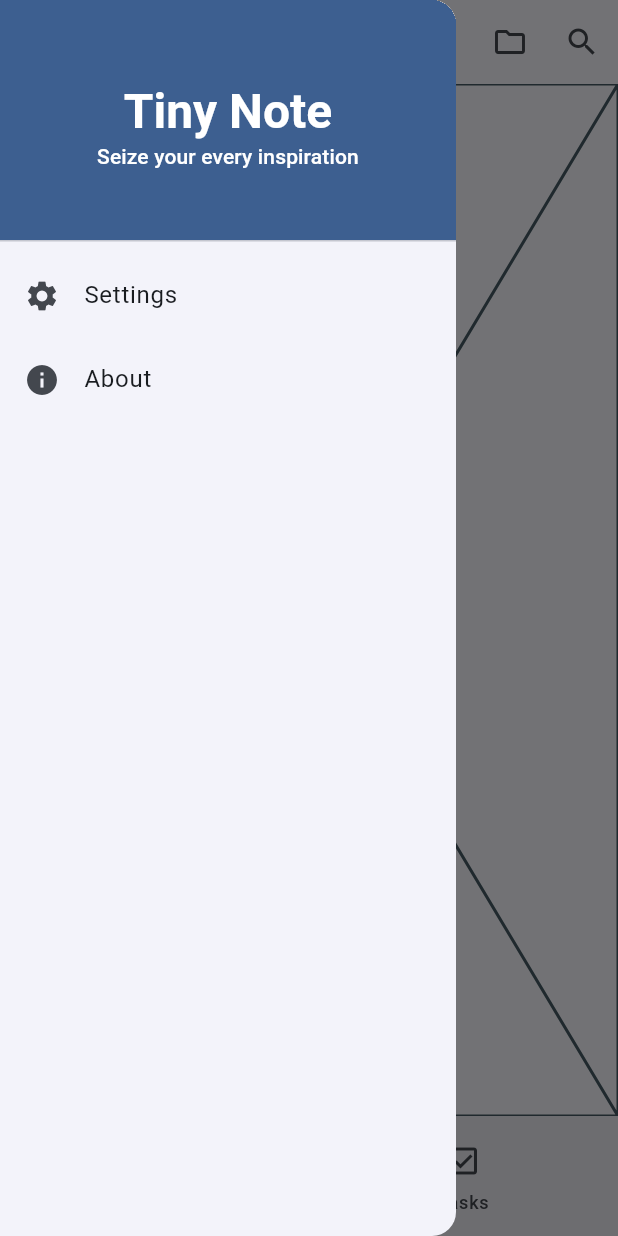
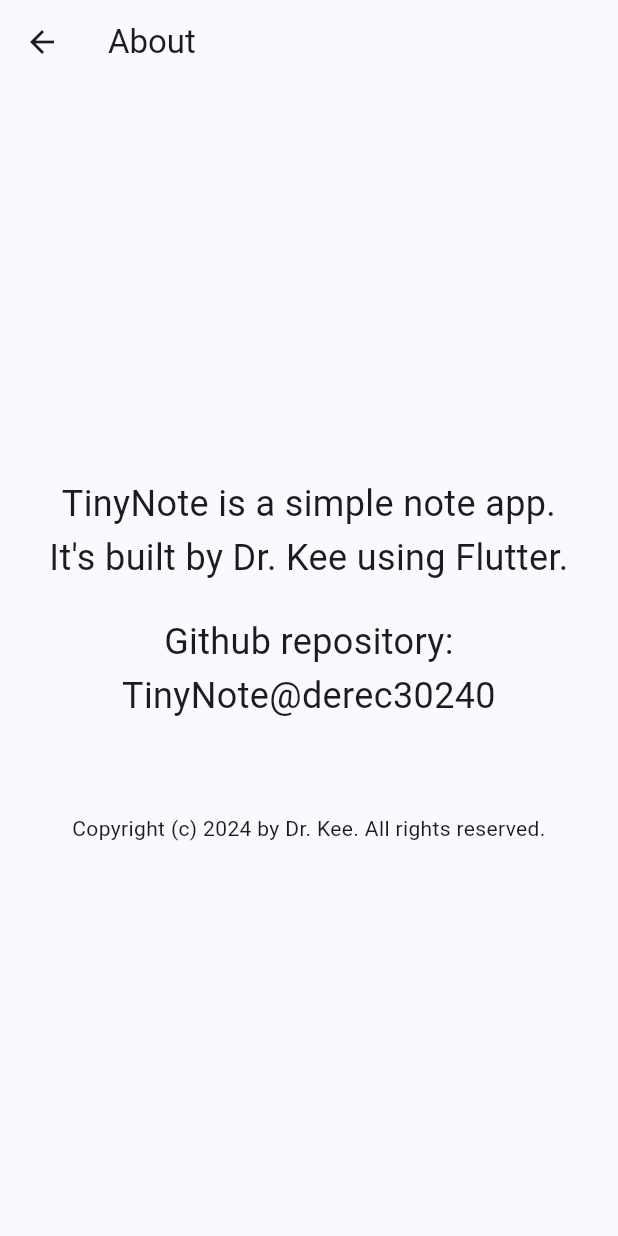
Before and after one commit to derec30240/TinyNote, a Flutter app: the screen it shows after launch, in the side drawer, after a tap on "About", on a phone screen of 412 x 824 dp. Run offline on Flutter 3.47's test engine with Material 3 defaults, Android fonts, the phone set to English and light mode, and no system bars; our stand-ins replace get.

Commit message:
Add the About page.

```diff
--- /dev/null
+++ b/lib/pages/about_page.dart
@@ -0,0 +1,46 @@
+import 'package:flutter/material.dart';
+
+class AboutPage extends StatelessWidget {
+  AboutPage({super.key});
+
+  @override
+  Widget build(BuildContext context) {
+    return Scaffold(
+      appBar: AppBar(
+        title: const Text('About'),
+      ),
+      body: const Center(
+        child: Column(
+          mainAxisAlignment: MainAxisAlignment.center,
+          children: [
+            Text(
+              'TinyNote is a simple note app.\nIt\'s built by Dr. Kee using Flutter.',
+              style: TextStyle(
+                fontSize: 24,
+                height: 1.5,
+              ),
+              textAlign: TextAlign.center,
+            ),
+            SizedBox(height: 20.0),
+            Text(
+              'Github repository: TinyNote@derec30240',
+              style: TextStyle(
+                fontSize: 24,
+                height: 1.5,
+              ),
+              textAlign: TextAlign.center,
+            ),
+            SizedBox(height: 60.0),
+            Text(
+              'Copyright (c) 2024 by Dr. Kee. All rights reserved.',
+              style: TextStyle(
+                fontSize: 14,
+              ),
+              textAlign: TextAlign.center,
+            )
+          ],
+        ),
+      ),
+    );
+  }
+}
--- a/lib/pages/home_page.dart
+++ b/lib/pages/home_page.dart
@@ -1,8 +1,10 @@
 import 'package:flutter/material.dart';
 import 'package:get/get.dart';
 import 'package:tiny_note/controllers/global_controller.dart';
+import 'package:tiny_note/pages/about_page.dart';
 
 import 'settings_page.dart';
+import 'about_page.dart';
 import '../common/constants.dart';
 
 class HomePage extends StatelessWidget {
@@ -76,8 +78,9 @@
             ListTile(
               leading: const Icon(Icons.info),
               title: const Text('About'),
-              //TODO: Create the about page and navigate to that.
-              onTap: () {},
+              onTap: () {
+                Get.to(() => AboutPage());
+              },
             ),
           ],
         ),
```
